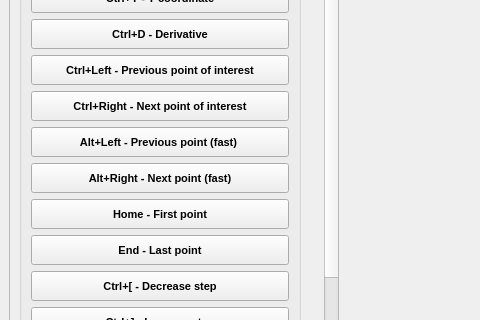
nstrikos/audiographs-desktop, file mainwindow.ui: the form before one commit; both pictures show x 0 to 480 and y 349 to 669 of the 800 by 958 pixel window.
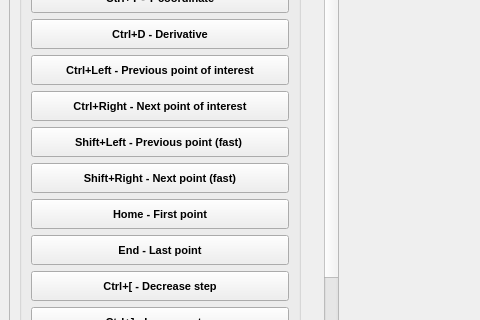
The form after the commit. Custom widgets are drawn as their Qt base class.

What changed in the file:
```diff
--- a/mainwindow.ui
+++ b/mainwindow.ui
@@ -42,7 +42,7 @@
        <property name="geometry">
         <rect>
          <x>0</x>
-         <y>0</y>
+         <y>-309</y>
          <width>300</width>
          <height>1531</height>
         </rect>
@@ -611,7 +611,7 @@
               <string>Previous point fast</string>
              </property>
              <property name="text">
-              <string>Alt+Left - Previous point (fast) </string>
+              <string>Shift+Left - Previous point (fast) </string>
              </property>
             </widget>
            </item>
@@ -643,7 +643,7 @@
               <string>Next point fast</string>
              </property>
              <property name="text">
-              <string>Alt+Right - Next point (fast)</string>
+              <string>Shift+Right - Next point (fast)</string>
              </property>
             </widget>
            </item>
```
Left out of the diff: 8 changed lines with no effect on the pictures.
